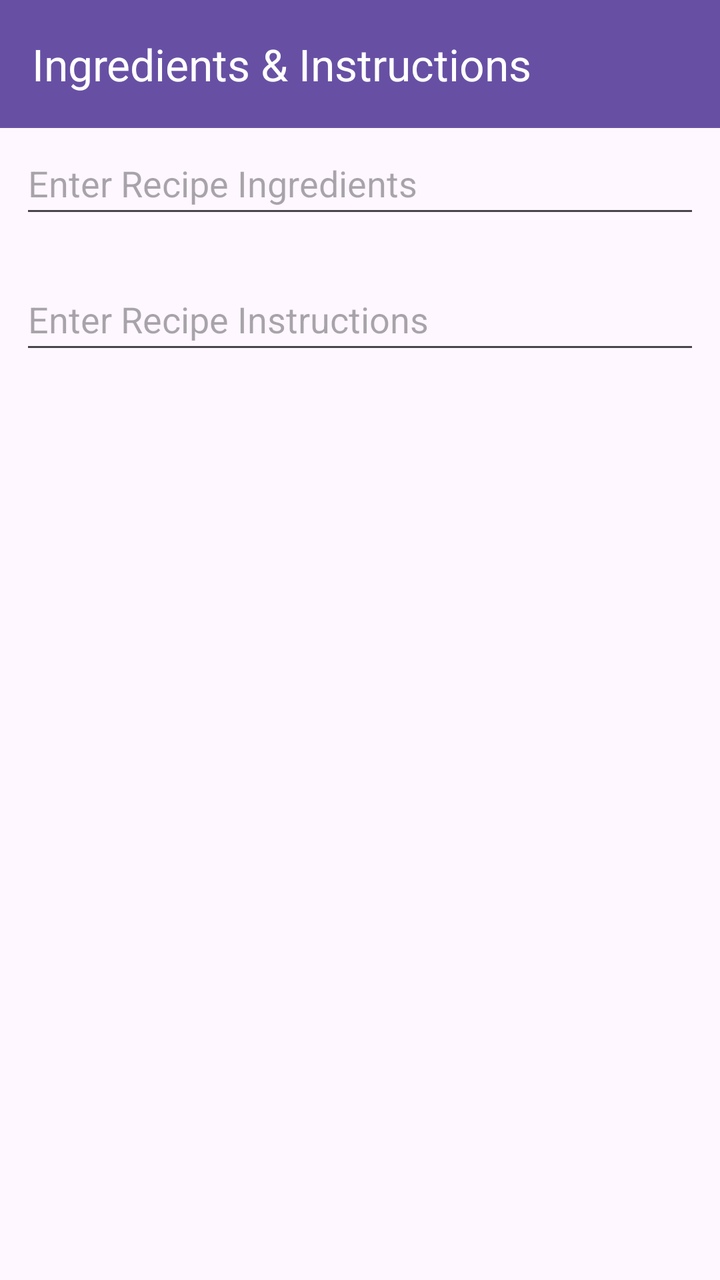
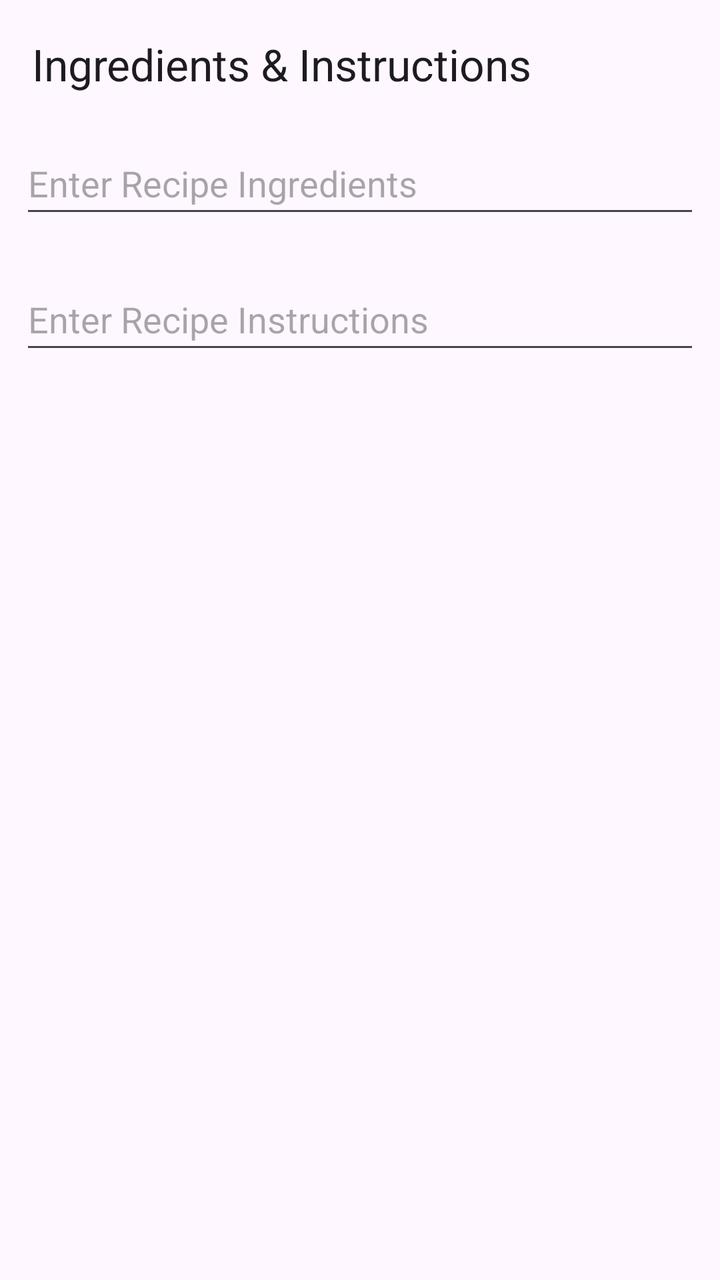

Screens rendered from an Android XML layout before and after an edit, with the pre-edit source and the edit as a unified diff.
<!-- AndroidManifest.xml: application theme Theme.RecipeBook -->
<!-- res/layout/recipe_ingredients_instruction.xml -->
<?xml version="1.0" encoding="utf-8"?>
<FrameLayout xmlns:android="http://schemas.android.com/apk/res/android"
    xmlns:tools="http://schemas.android.com/tools"
    xmlns:app="http://schemas.android.com/apk/res-auto"
    android:layout_width="match_parent"
    android:layout_height="match_parent"
    tools:context=".recipe.RecipeNameFragment">

    <androidx.appcompat.widget.Toolbar
        android:id="@+id/toolbar"
        android:layout_width="match_parent"
        android:layout_height="wrap_content"
        android:background="?attr/colorPrimary"
        app:title="Ingredients &amp; Instructions"
        app:titleTextColor="@color/white"
        android:elevation="4dp" />


    <LinearLayout
        xmlns:android="http://schemas.android.com/apk/res/android"
        xmlns:tools="http://schemas.android.com/tools"
        android:layout_width="match_parent"
        android:layout_height="match_parent"
        android:layout_marginTop="56dp"
        android:orientation="vertical"
        tools:context=".MainActivity">

        <EditText
            android:id="@+id/idEdtRecipeIngredients"
            android:layout_width="match_parent"
            android:layout_height="wrap_content"
            android:layout_margin="10dp"
            android:hint="Enter Recipe Ingredients"
            android:minHeight="48dp" />


        <EditText
            android:id="@+id/idEdtRecipeInstructions"
            android:layout_width="match_parent"
            android:layout_height="wrap_content"
            android:layout_margin="10dp"
            android:hint="Enter Recipe Instructions"
            android:minHeight="48dp" />









    </LinearLayout>







</FrameLayout>
<!-- resources referenced by this layout -->
<resources>
  <color name="white">#FFFFFFFF</color>
  <style name="Theme.RecipeBook" parent="Base.Theme.RecipeBook" />
  <style name="Base.Theme.RecipeBook" parent="Theme.Material3.DayNight.NoActionBar">
          
          
      </style>
</resources>

<!-- the commit's change to res/layout/recipe_ingredients_instruction.xml (unified diff, before → after) -->
@@ -4,15 +4,13 @@
     xmlns:app="http://schemas.android.com/apk/res-auto"
     android:layout_width="match_parent"
     android:layout_height="match_parent"
-    tools:context=".recipe.RecipeNameFragment">
+    tools:context=".recipe.view.fragments.RecipeNameFragment">
 
     <androidx.appcompat.widget.Toolbar
         android:id="@+id/toolbar"
         android:layout_width="match_parent"
         android:layout_height="wrap_content"
-        android:background="?attr/colorPrimary"
         app:title="Ingredients &amp; Instructions"
-        app:titleTextColor="@color/white"
         android:elevation="4dp" />
 
 
<!-- resource entries referenced after the edit -->
@@ -1,6 +1,5 @@
 <!-- resources referenced by this layout -->
 <resources>
-  <color name="white">#FFFFFFFF</color>
   <style name="Theme.RecipeBook" parent="Base.Theme.RecipeBook" />
   <style name="Base.Theme.RecipeBook" parent="Theme.Material3.DayNight.NoActionBar">
           
